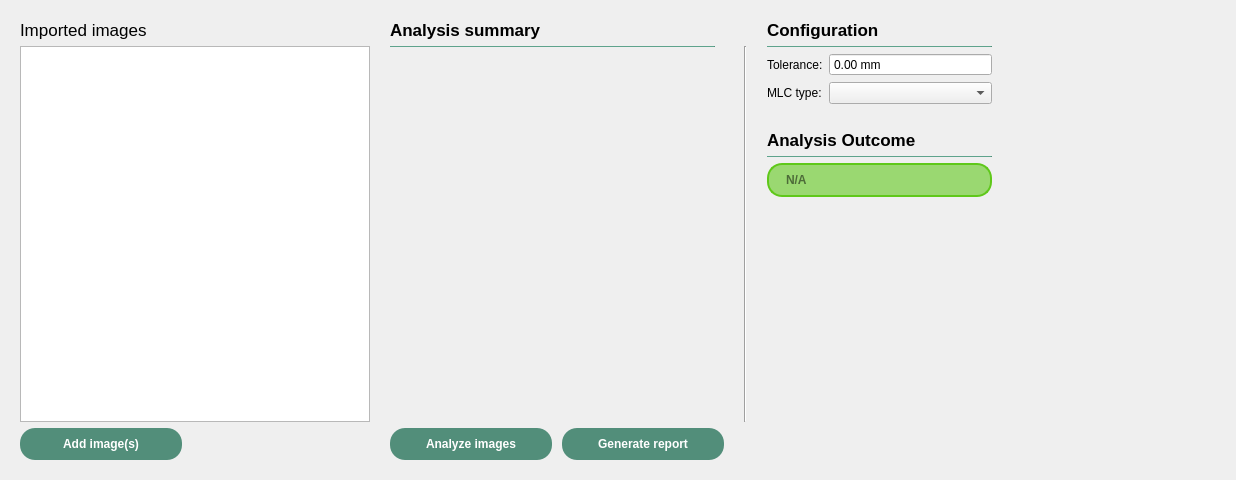
Above: ui/qt_ui/picketFenceWorksheet.ui from Quantico-Bullet/PyBeam-QA before the change. Below: the same form after it.
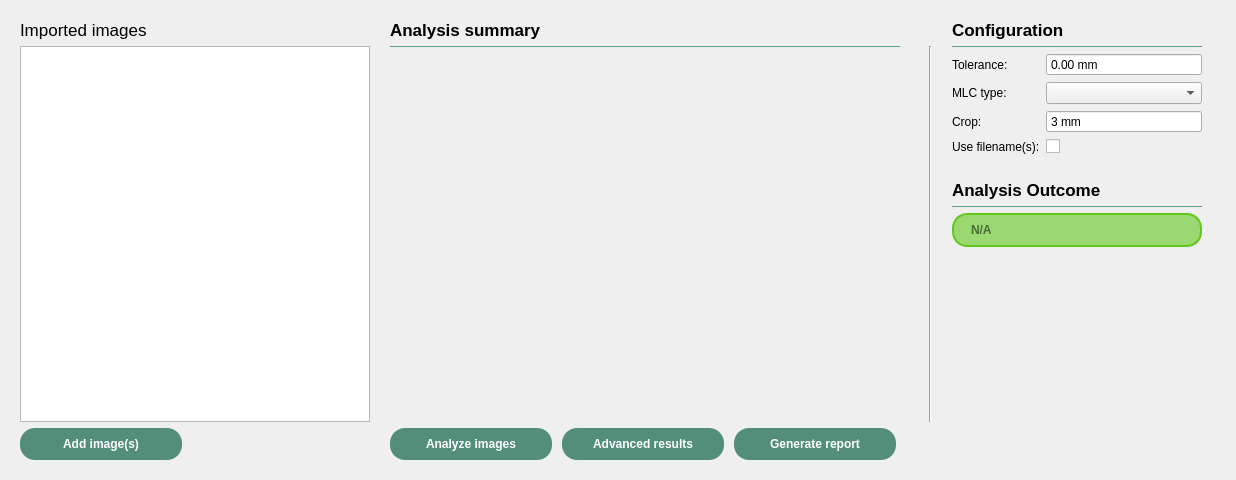
That is the form after the change.

Commit message: Added PF leaf profile view

The edit to the form file:
```diff
--- a/ui/qt_ui/picketFenceWorksheet.ui
+++ b/ui/qt_ui/picketFenceWorksheet.ui
@@ -32,6 +32,12 @@
        </property>
        <item row="1" column="3">
         <widget class="QFrame" name="frame_2">
+         <property name="sizePolicy">
+          <sizepolicy hsizetype="Fixed" vsizetype="Preferred">
+           <horstretch>0</horstretch>
+           <verstretch>0</verstretch>
+          </sizepolicy>
+         </property>
          <property name="frameShape">
           <enum>QFrame::NoFrame</enum>
          </property>
@@ -103,6 +109,46 @@
             <item row="1" column="1">
              <widget class="QComboBox" name="mlcTypeCB"/>
             </item>
+            <item row="2" column="0">
+             <widget class="QLabel" name="cropLabel">
+              <property name="text">
+               <string>Crop:</string>
+              </property>
+             </widget>
+            </item>
+            <item row="3" column="0">
+             <widget class="QLabel" name="useFilenameSLabel">
+              <property name="text">
+               <string>Use filename(s):</string>
+              </property>
+             </widget>
+            </item>
+            <item row="3" column="1">
+             <widget class="QCheckBox" name="useFilenameSCheckB">
+              <property name="sizePolicy">
+               <sizepolicy hsizetype="Fixed" vsizetype="Fixed">
+                <horstretch>0</horstretch>
+                <verstretch>0</verstretch>
+               </sizepolicy>
+              </property>
+             </widget>
+            </item>
+            <item row="2" column="1">
+             <widget class="QSpinBox" name="cropSB">
+              <property name="buttonSymbols">
+               <enum>QAbstractSpinBox::NoButtons</enum>
+              </property>
+              <property name="suffix">
+               <string> mm</string>
+              </property>
+              <property name="maximum">
+               <number>20</number>
+              </property>
+              <property name="value">
+               <number>3</number>
+              </property>
+             </widget>
+            </item>
            </layout>
           </item>
           <item>
@@ -151,6 +197,12 @@
           </item>
           <item>
            <widget class="QLineEdit" name="outcomeLE">
+            <property name="minimumSize">
+             <size>
+              <width>250</width>
+              <height>0</height>
+             </size>
+            </property>
             <property name="contextMenuPolicy">
              <enum>Qt::NoContextMenu</enum>
             </property>
@@ -229,7 +281,46 @@
           </widget>
          </item>
          <item>
+          <widget class="QPushButton" name="advancedViewBtn">
+           <property name="sizePolicy">
+            <sizepolicy hsizetype="Preferred" vsizetype="Fixed">
+             <horstretch>0</horstretch>
+             <verstretch>0</verstretch>
+            </sizepolicy>
+           </property>
+           <property name="styleSheet">
+            <string notr="true">QPushButton {
+	background-color: rgb(82, 142, 122);
+    min-width: 150px;
+	min-height:20px;
+    padding: 6px;
+	border-radius: 15px;
+	color: white;
+	font: bold;
+}
+
+QPushButton:pressed {
+	background-color: rgb(52, 91, 78);
+}
+
+QPushButton:!enabled{
+	background-color: rgba(52, 91, 78, 50);
+	color: rgba(255,255,255,100)
+}</string>
+           </property>
+           <property name="text">
+            <string>Advanced results</string>
+           </property>
+          </widget>
+         </item>
+         <item alignment="Qt::AlignLeft">
           <widget class="QPushButton" name="genReportBtn">
+           <property name="sizePolicy">
+            <sizepolicy hsizetype="Preferred" vsizetype="Fixed">
+             <horstretch>0</horstretch>
+             <verstretch>0</verstretch>
+            </sizepolicy>
+           </property>
            <property name="styleSheet">
             <string notr="true">QPushButton {
 	background-color: rgb(82, 142, 122);
@@ -255,6 +346,19 @@
            </property>
           </widget>
          </item>
+         <item>
+          <spacer name="horizontalSpacer">
+           <property name="orientation">
+            <enum>Qt::Horizontal</enum>
+           </property>
+           <property name="sizeHint" stdset="0">
+            <size>
+             <width>40</width>
+             <height>20</height>
+            </size>
+           </property>
+          </spacer>
+         </item>
         </layout>
        </item>
        <item row="1" column="1">
@@ -280,6 +384,12 @@
           </property>
           <item>
            <widget class="Line" name="analysisSummaryLabel">
+            <property name="sizePolicy">
+             <sizepolicy hsizetype="MinimumExpanding" vsizetype="Fixed">
+              <horstretch>0</horstretch>
+              <verstretch>0</verstretch>
+             </sizepolicy>
+            </property>
             <property name="maximumSize">
              <size>
               <width>16777215</width>
@@ -350,7 +460,7 @@
           <enum>Qt::Horizontal</enum>
          </property>
          <property name="sizeType">
-          <enum>QSizePolicy::Expanding</enum>
+          <enum>QSizePolicy::Preferred</enum>
          </property>
          <property name="sizeHint" stdset="0">
           <size>
@@ -362,8 +472,14 @@
        </item>
        <item row="0" column="3">
         <layout class="QHBoxLayout" name="horizontalLayout_3">
-         <item>
+         <item alignment="Qt::AlignLeft">
           <widget class="QLabel" name="label">
+           <property name="sizePolicy">
+            <sizepolicy hsizetype="Expanding" vsizetype="Preferred">
+             <horstretch>0</horstretch>
+             <verstretch>0</verstretch>
+            </sizepolicy>
+           </property>
            <property name="font">
             <font>
              <pointsize>13</pointsize>
@@ -381,7 +497,7 @@
          <item>
           <widget class="QLabel" name="analysisSumLabel">
            <property name="sizePolicy">
-            <sizepolicy hsizetype="Preferred" vsizetype="Fixed">
+            <sizepolicy hsizetype="Expanding" vsizetype="Fixed">
              <horstretch>0</horstretch>
              <verstretch>0</verstretch>
             </sizepolicy>
```
Left out of the diff: 2 changed lines with no effect on the pictures. The commit also changes 9 other files.
